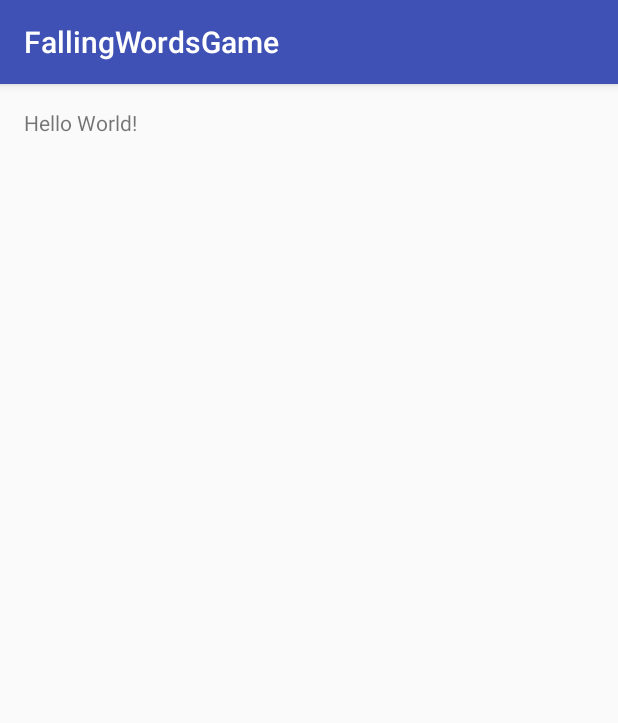
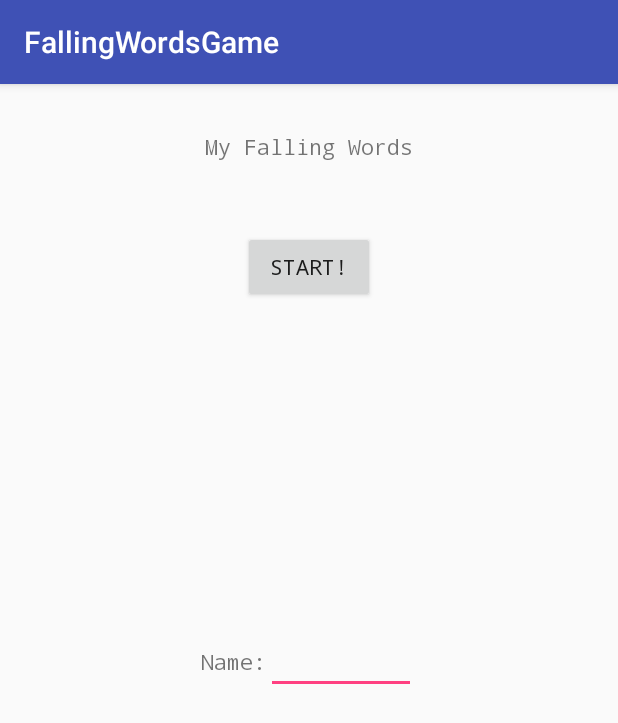
Before and after one commit to raf0c/FallingWordsGame, an Android app: the screen it shows after launch (MainActivity), on a phone screen of 412 x 824 dp. Shown: the top 723 px of the screen. Run offline under Robolectric (Android 15) with nearby library versions, the phone set to English and light mode, and no system bars.

Commit message:
Creation of our custom WelcomeView layout to abstract our view.

```diff
--- a/app/src/main/java/com/example/raf0c/fallingwordsgame/MainActivity.java
+++ b/app/src/main/java/com/example/raf0c/fallingwordsgame/MainActivity.java
@@ -2,6 +2,8 @@ package com.example.raf0c.fallingwordsgame;
 
 import android.support.v7.app.AppCompatActivity;
 import android.os.Bundle;
+
+import com.example.raf0c.fallingwordsgame.views.WelcomeView;
 
 public class MainActivity extends AppCompatActivity {
 
@@ -9,5 +11,7 @@ public class MainActivity extends AppCompatActivity {
     protected void onCreate(Bundle savedInstanceState) {
         super.onCreate(savedInstanceState);
         setContentView(R.layout.activity_main);
+
+        WelcomeView welcomeView = (WelcomeView) findViewById(R.id.welcome_layout);
     }
 }
--- /dev/null
+++ b/app/src/main/java/com/example/raf0c/fallingwordsgame/views/WelcomeView.java
@@ -0,0 +1,21 @@
+package com.example.raf0c.fallingwordsgame.views;
+
+import android.content.Context;
+import android.util.AttributeSet;
+import android.widget.RelativeLayout;
+
+/**
+ * Created by raf0c on 14/08/16.
+ * Class for abstracting the view of our Welcome Screen
+ */
+public class WelcomeView extends RelativeLayout {
+
+    public WelcomeView(Context context) {
+        super(context);
+    }
+
+    public WelcomeView(Context context, AttributeSet attrs) {
+        super(context, attrs);
+    }
+
+}
--- a/app/src/main/res/layout/activity_main.xml
+++ b/app/src/main/res/layout/activity_main.xml
@@ -9,8 +9,6 @@
     android:paddingTop="@dimen/activity_vertical_margin"
     tools:context="com.example.raf0c.fallingwordsgame.MainActivity">
 
-    <TextView
-        android:layout_width="wrap_content"
-        android:layout_height="wrap_content"
-        android:text="Hello World!" />
+    <include layout="@layout/welcome_view_layout" android:id="@+id/welcome_layout"/>
+
 </RelativeLayout>
--- /dev/null
+++ b/app/src/main/res/layout/welcome_view_layout.xml
@@ -0,0 +1,53 @@
+<?xml version="1.0" encoding="utf-8"?>
+<com.example.raf0c.fallingwordsgame.views.WelcomeView
+    xmlns:android="http://schemas.android.com/apk/res/android"
+    android:id="@+id/welcome_view"
+    android:layout_width="match_parent"
+    android:layout_height="match_parent"
+    android:paddingBottom="@dimen/activity_vertical_margin"
+    android:paddingLeft="@dimen/activity_horizontal_margin"
+    android:paddingRight="@dimen/activity_horizontal_margin"
+    android:paddingTop="@dimen/activity_vertical_margin">
+
+    <TextView
+        android:id="@+id/gameTitle"
+        android:layout_alignParentTop="true"
+        android:layout_centerHorizontal="true"
+        android:layout_width="wrap_content"
+        android:layout_height="wrap_content"
+        android:text="@string/game_title"
+        android:typeface="monospace" />
+
+    <LinearLayout
+        android:id="@+id/player_name_layout"
+        android:orientation="horizontal"
+        android:layout_centerHorizontal="true"
+        android:layout_centerVertical="true"
+        android:layout_width="wrap_content"
+        android:layout_height="wrap_content">
+
+        <TextView
+            android:id="@+id/name_text_view"
+            android:layout_width="wrap_content"
+            android:layout_height="wrap_content"
+            android:text="@string/player_name"
+            android:typeface="monospace" />
+        <EditText
+            android:id="@+id/player_name"
+            android:layout_width="@dimen/max_name_width"
+            android:layout_height="wrap_content"
+            android:inputType="text" />
+
+    </LinearLayout>
+
+    <Button
+        android:id="@+id/start_button"
+        android:layout_width="wrap_content"
+        android:layout_height="wrap_content"
+        android:layout_below="@+id/player_name"
+        android:layout_centerHorizontal="true"
+        android:layout_marginTop="66dp"
+        android:text="@string/start_btn_text"
+        android:typeface="monospace" />
+
+</com.example.raf0c.fallingwordsgame.views.WelcomeView>
--- a/app/src/main/res/values/dimens.xml
+++ b/app/src/main/res/values/dimens.xml
@@ -2,4 +2,8 @@
     <!-- Default screen margins, per the Android Design guidelines. -->
     <dimen name="activity_horizontal_margin">16dp</dimen>
     <dimen name="activity_vertical_margin">16dp</dimen>
+
+    <!-- Welcome View layout -->
+    <dimen name="max_name_width">100dp</dimen>
+
 </resources>
--- a/app/src/main/res/values/strings.xml
+++ b/app/src/main/res/values/strings.xml
@@ -1,3 +1,10 @@
 <resources>
     <string name="app_name">FallingWordsGame</string>
+
+    <!-- WelcomeView layout -->
+    <string name="start_btn_text">Start!</string>
+    <string name="player_name">Name: </string>
+    <string name="game_title">My Falling Words</string>
+
+
 </resources>
```
